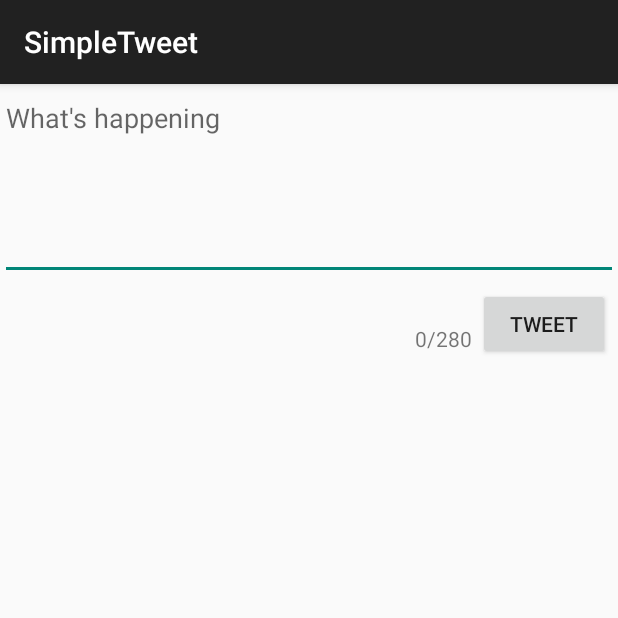
After one commit to Cyoo9/SimpleTweet, an Android app: the ComposeActivity screen opened directly, with no data from a screen before it, on a phone screen of 412 x 824 dp, the top half of it. The commit adds this screen. Run offline under Robolectric (Android 15) with nearby library versions, the phone set to English and light mode, and no system bars; our stand-ins replace Room's generated code; libraries missing offline, so code that uses them is left out: com.codepath.asynchttpclient, com.facebook.stetho, org.parceler; 1 statement that could not run was skipped.

Commit message:
addded formatter

```diff
--- a/app/build.gradle
+++ b/app/build.gradle
@@ -51,4 +51,6 @@ dependencies {
     annotationProcessor "androidx.room:room-compiler:$room_version"
     implementation 'com.facebook.stetho:stetho:1.5.1'
     implementation 'androidx.swiperefreshlayout:swiperefreshlayout:1.0.0'
+    implementation 'org.parceler:parceler-api:1.1.12'
+    annotationProcessor 'org.parceler:parceler:1.1.12'
 }
--- a/app/src/main/AndroidManifest.xml
+++ b/app/src/main/AndroidManifest.xml
@@ -13,7 +13,8 @@
         android:icon="@drawable/ic_launcher"
         android:label="@string/app_name"
         android:theme="@style/AppTheme">
-        <activity android:name=".TimelineActivity"></activity>
+        <activity android:name=".ComposeActivity"></activity>
+        <activity android:name=".TimelineActivity" />
         <activity
             android:name=".LoginActivity"
             android:label="@string/app_name"
--- /dev/null
+++ b/app/src/main/java/com/codepath/apps/restclienttemplate/ComposeActivity.java
@@ -0,0 +1,105 @@
+package com.codepath.apps.restclienttemplate;
+
+import androidx.appcompat.app.AppCompatActivity;
+
+import android.content.Intent;
+import android.graphics.Color;
+import android.os.Bundle;
+import android.text.Editable;
+import android.text.TextWatcher;
+import android.util.Log;
+import android.view.View;
+import android.widget.Button;
+import android.widget.EditText;
+import android.widget.TextView;
+import android.widget.Toast;
+
+import com.codepath.apps.restclienttemplate.models.Tweet;
+import com.codepath.asynchttpclient.callback.JsonHttpResponseHandler;
+
+import org.json.JSONException;
+import org.parceler.Parcels;
+
+import okhttp3.Headers;
+
+public class ComposeActivity extends AppCompatActivity {
+
+    public static final String TAG = "ComposeActivity";
+    public static final int MAX_TWEET_LENGTH = 280;
+    EditText etCompose;
+    Button btnTweet;
+    TextView tvCount;
+    TwitterClient client;
+    int wordCount = 0;
+    @Override
+    protected void onCreate(Bundle savedInstanceState) {
+        super.onCreate(savedInstanceState);
+        setContentView(R.layout.activity_compose);
+
+        client = TwitterApp.getRestClient(this);
+        tvCount = findViewById(R.id.tvCount);
+        etCompose = findViewById(R.id.etCompose);
+        btnTweet = findViewById(R.id.btnTweet);
+
+        etCompose.addTextChangedListener(new TextWatcher() {
+            @Override
+            public void beforeTextChanged(CharSequence s, int start, int before, int count) {
+
+            }
+
+            @Override
+            public void onTextChanged(CharSequence s, int start, int before, int count) {
+                wordCount = s.length();
+                tvCount.setText(String.valueOf(wordCount) + "/" + String.valueOf(MAX_TWEET_LENGTH));
+                if(wordCount > MAX_TWEET_LENGTH) {
+                    tvCount.setTextColor(Color.RED);
+                } else {
+                    tvCount.setTextColor(Color.GRAY);
+                }
+            }
+
+            @Override
+            public void afterTextChanged(Editable s) {
+            }
+        });
+
+        btnTweet.setOnClickListener(new View.OnClickListener() {
+            @Override
+            public void onClick(View v) {
+                String tweetContent = etCompose.getText().toString();
+                if(tweetContent.isEmpty()) {
+                    Toast.makeText(ComposeActivity.this, "Sorry, your tweet cannot be empty", Toast.LENGTH_LONG).show();
+                    return;
+                }
+                if(tweetContent.length() > MAX_TWEET_LENGTH) {
+                    Toast.makeText(ComposeActivity.this, "Sorry, your tweet is too long", Toast.LENGTH_LONG).show();
+                    return;
+                }
+                Toast.makeText(ComposeActivity.this, tweetContent, Toast.LENGTH_LONG).show();
+                client.publishTweet(tweetContent, new JsonHttpResponseHandler() {
+                    @Override
+                    public void onSuccess(int statusCode, Headers headers, JSON json) {
+                        Log.i(TAG, "onSuccess to publish tweet");
+                        try {
+                            Tweet tweet = Tweet.fromJson(json.jsonObject);
+                            Log.i(TAG, "Published tweet says: " + tweet.body);
+                            Intent intent = new Intent();
+                            intent.putExtra("tweet", Parcels.wrap(tweet)); //make tweet into Parcel object
+                            setResult(RESULT_OK, intent);
+                            //closes the activity, pass data to parent
+                            finish();
+                        } catch (JSONException e) {
+                            e.printStackTrace();
+                        }
+                    }
+
+                    @Override
+                    public void onFailure(int statusCode, Headers headers, String response, Throwable throwable) {
+                        Log.e(TAG, "onFailure to publish tweet", throwable);
+                    }
+                });
+            }
+        });
+        // Make an API call to Twitter to publish the tweet
+    }
+}
--- a/app/src/main/java/com/codepath/apps/restclienttemplate/MyDatabase.java
+++ b/app/src/main/java/com/codepath/apps/restclienttemplate/MyDatabase.java
@@ -5,10 +5,14 @@ import androidx.room.RoomDatabase;
 
 import com.codepath.apps.restclienttemplate.models.SampleModel;
 import com.codepath.apps.restclienttemplate.models.SampleModelDao;
+import com.codepath.apps.restclienttemplate.models.Tweet;
+import com.codepath.apps.restclienttemplate.models.TweetDao;
+import com.codepath.apps.restclienttemplate.models.User;
 
-@Database(entities={SampleModel.class}, version=1)
+@Database(entities={SampleModel.class, Tweet.class, User.class}, version=2)
 public abstract class MyDatabase extends RoomDatabase {
     public abstract SampleModelDao sampleModelDao();
+    public abstract TweetDao tweetDao();
 
     // Database name to be used
     public static final String NAME = "MyDataBase";
--- /dev/null
+++ b/app/src/main/res/layout/activity_compose.xml
@@ -0,0 +1,39 @@
+<?xml version="1.0" encoding="utf-8"?>
+<RelativeLayout
+    xmlns:android="http://schemas.android.com/apk/res/android"
+    xmlns:app="http://schemas.android.com/apk/res-auto"
+    xmlns:tools="http://schemas.android.com/tools"
+    android:layout_width="match_parent"
+    android:layout_height="match_parent"
+    tools:context=".ComposeActivity">
+
+    <EditText
+        android:id="@+id/etCompose"
+        android:layout_width="match_parent"
+        android:layout_height="wrap_content"
+        android:ems="10"
+        android:gravity="start|top"
+        android:hint="What's happening"
+        android:inputType="textMultiLine"
+        android:minLines="5" />
+
+    <Button
+        android:id="@+id/btnTweet"
+        android:layout_width="wrap_content"
+        android:layout_height="wrap_content"
+        android:layout_below="@+id/etCompose"
+        android:layout_alignParentEnd="true"
+        android:layout_marginTop="5dp"
+        android:layout_marginEnd="5dp"
+        android:text="@string/tweet" />
+
+    <TextView
+        android:id="@+id/tvCount"
+        android:layout_width="wrap_content"
+        android:layout_height="wrap_content"
+        android:layout_alignParentTop="true"
+        android:layout_alignParentEnd="true"
+        android:layout_marginTop="160dp"
+        android:layout_marginEnd="97dp"
+        android:text="0/280" />
+</RelativeLayout>
--- a/app/src/main/res/values/strings.xml
+++ b/app/src/main/res/values/strings.xml
@@ -5,5 +5,6 @@
     <string name="login_label">Log in</string>
     <string name="intent_scheme">oauth</string>
     <string name="intent_host">cprest</string>
+    <string name="tweet">Tweet</string>
 
 </resources>
```
Also changed, not shown: app/src/main/java/com/codepath/apps/restclienttemplate/TimelineActivity.java (+72 -1 lines), app/src/main/java/com/codepath/apps/restclienttemplate/TwitterClient.java (+8 -0 lines), app/src/main/java/com/codepath/apps/restclienttemplate/models/Tweet.java (+27 -2 lines), app/src/main/java/com/codepath/apps/restclienttemplate/models/TweetDao.java (added, +22 -0 lines), app/src/main/java/com/codepath/apps/restclienttemplate/models/TweetWithUser.java (added, +25 -0 lines), app/src/main/java/com/codepath/apps/restclienttemplate/models/User.java (+31 -0 lines), app/src/main/res/menu/menu_main.xml (added, +10 -0 lines), 1 other file.
